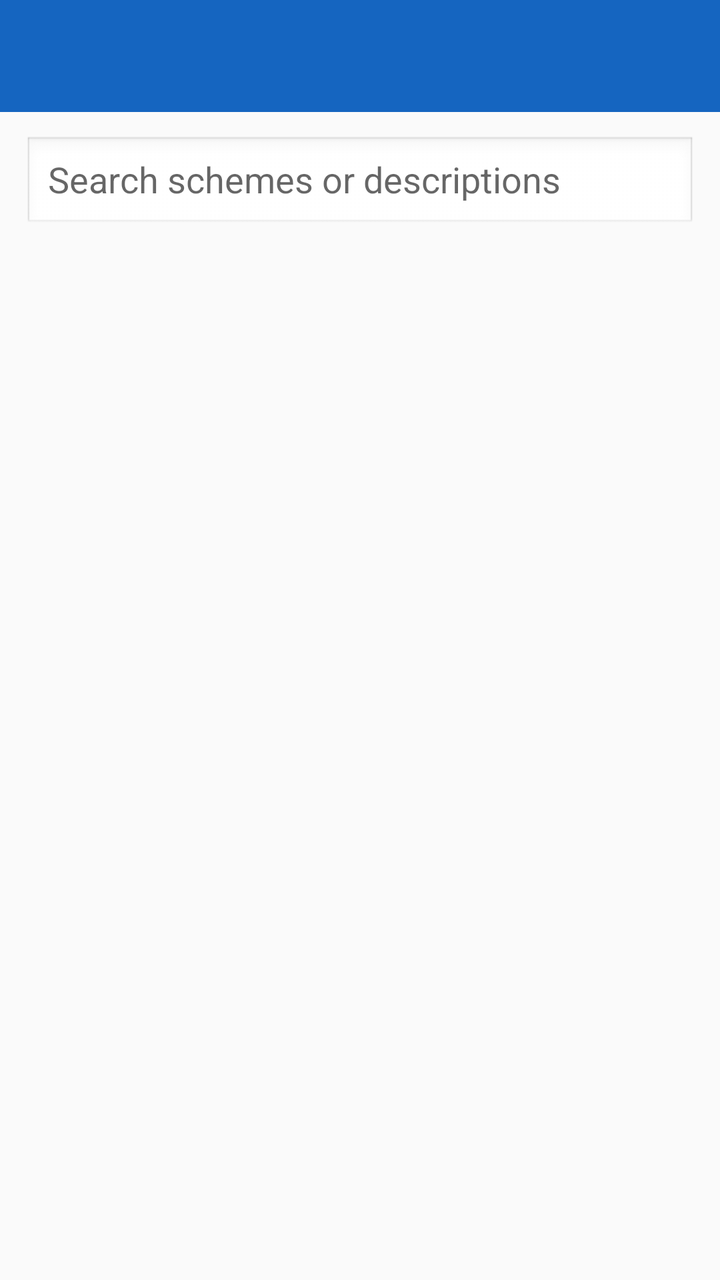
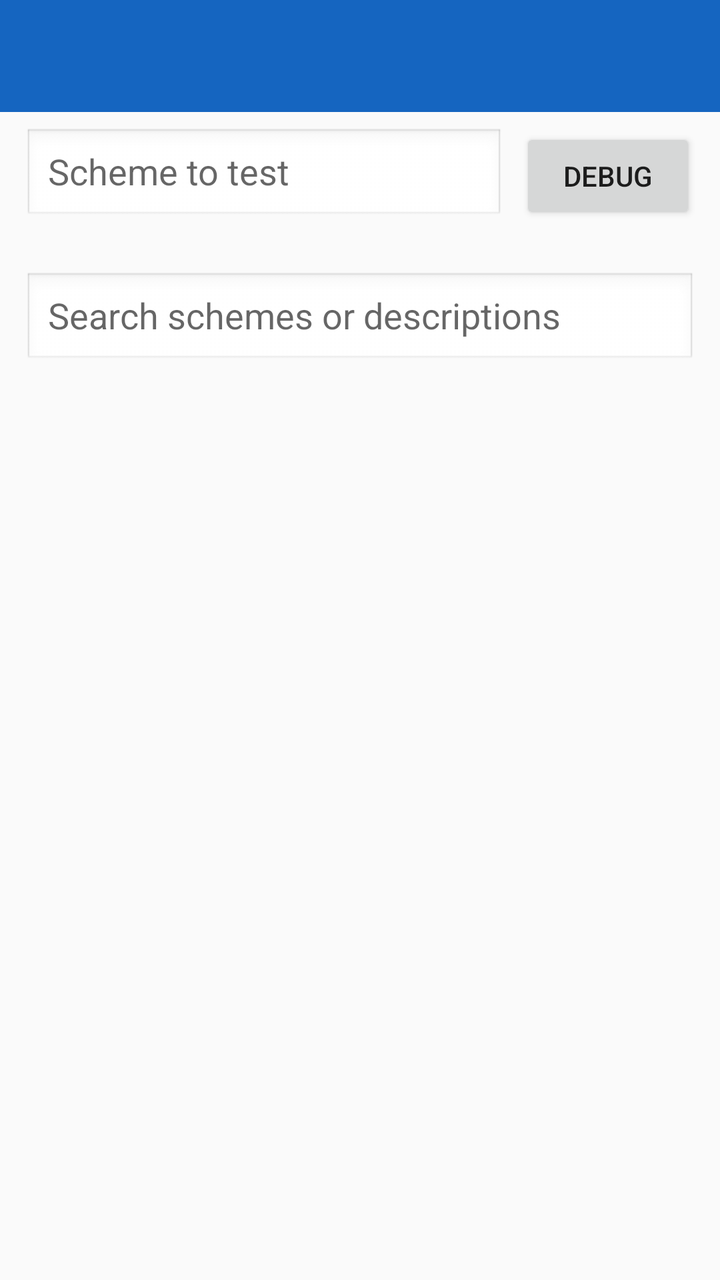

Screens rendered from an Android XML layout before and after an edit, with the pre-edit source and the edit as a unified diff.
<!-- AndroidManifest.xml: application theme Theme.SchemesInterceptor -->
<!-- res/layout/activity_settings.xml -->
<?xml version="1.0" encoding="utf-8"?>
<LinearLayout xmlns:android="http://schemas.android.com/apk/res/android"
    xmlns:app="http://schemas.android.com/apk/res-auto"
    android:layout_width="match_parent"
    android:layout_height="match_parent"
    android:orientation="vertical">

    <FrameLayout
        android:id="@+id/app_bar_container"
        android:layout_width="match_parent"
        android:layout_height="wrap_content"
        android:background="@color/primary">

        <androidx.appcompat.widget.Toolbar
            android:id="@+id/toolbar"
            android:layout_width="match_parent"
            android:layout_height="?attr/actionBarSize"
            android:background="?attr/colorPrimary"
            android:theme="@style/ThemeOverlay.AppCompat.Dark.ActionBar"
            app:popupTheme="@style/ThemeOverlay.AppCompat.Light" />
    </FrameLayout>

    <include layout="@layout/view_scheme_search" />

    <FrameLayout
        android:layout_width="match_parent"
        android:layout_height="0dp"
        android:layout_weight="1">

        <androidx.recyclerview.widget.RecyclerView
            android:id="@+id/scheme_list"
            android:layout_width="match_parent"
            android:layout_height="match_parent"
            android:clipToPadding="false"
            android:paddingVertical="4dp" />

        <TextView
            android:id="@+id/empty_view"
            android:layout_width="wrap_content"
            android:layout_height="wrap_content"
            android:layout_gravity="center"
            android:visibility="gone" />
    </FrameLayout>
</LinearLayout>
<!-- res/layout/view_scheme_search.xml (included above) -->
<?xml version="1.0" encoding="utf-8"?>
<FrameLayout xmlns:android="http://schemas.android.com/apk/res/android"
    android:layout_width="match_parent"
    android:layout_height="wrap_content"
    android:padding="12dp">

    <androidx.appcompat.widget.AppCompatEditText
        android:id="@+id/search_input"
        android:layout_width="match_parent"
        android:layout_height="48dp"
        android:background="@android:drawable/edit_text"
        android:hint="@string/search_hint"
        android:imeOptions="actionSearch"
        android:inputType="text"
        android:paddingHorizontal="12dp" />
</FrameLayout>
<!-- resources referenced by this layout -->
<resources>
  <color name="primary">#1565C0</color>
  <string name="search_hint">Search schemes or descriptions</string>
  <style name="Theme.SchemesInterceptor" parent="Theme.AppCompat.DayNight.NoActionBar">
          <item name="colorPrimary">@color/primary</item>
          <item name="colorPrimaryDark">@color/primary_dark</item>
          <item name="colorAccent">@color/accent</item>
          <item name="android:statusBarColor">@color/primary_dark</item>
          <item name="android:windowDrawsSystemBarBackgrounds">true</item>
          <item name="android:windowLightStatusBar" tools:targetApi="m">false</item>
      </style>
  <color name="primary_dark">#0D47A1</color>
  <color name="accent">#1565C0</color>
</resources>

<!-- the commit's change to res/layout/activity_settings.xml (unified diff, before → after) -->
@@ -20,6 +20,7 @@
             app:popupTheme="@style/ThemeOverlay.AppCompat.Light" />
     </FrameLayout>
 
+    <include layout="@layout/view_scheme_debug" />
     <include layout="@layout/view_scheme_search" />
 
     <FrameLayout
@@ -42,6 +43,37 @@
             android:visibility="gone" />
     </FrameLayout>
 </LinearLayout>
+<!-- res/layout/view_scheme_debug.xml (included above) -->
+<?xml version="1.0" encoding="utf-8"?>
+<LinearLayout xmlns:android="http://schemas.android.com/apk/res/android"
+    android:layout_width="match_parent"
+    android:layout_height="wrap_content"
+    android:gravity="center_vertical"
+    android:orientation="horizontal"
+    android:paddingStart="12dp"
+    android:paddingTop="8dp"
+    android:paddingEnd="12dp"
+    android:paddingBottom="12dp">
+
+    <androidx.appcompat.widget.AppCompatEditText
+        android:id="@+id/debug_scheme_input"
+        android:layout_width="0dp"
+        android:layout_height="48dp"
+        android:layout_weight="1"
+        android:background="@android:drawable/edit_text"
+        android:hint="@string/debug_scheme_hint"
+        android:imeOptions="actionGo"
+        android:inputType="textUri"
+        android:paddingHorizontal="12dp"
+        android:singleLine="true" />
+
+    <androidx.appcompat.widget.AppCompatButton
+        android:id="@+id/debug_scheme_button"
+        android:layout_width="wrap_content"
+        android:layout_height="wrap_content"
+        android:layout_marginStart="8dp"
+        android:text="@string/debug_scheme" />
+</LinearLayout>
 <!-- res/layout/view_scheme_search.xml (included above) -->
 <?xml version="1.0" encoding="utf-8"?>
 <FrameLayout xmlns:android="http://schemas.android.com/apk/res/android"
<!-- resource entries referenced after the edit -->
@@ -1,6 +1,8 @@
 <!-- resources referenced by this layout -->
 <resources>
   <color name="primary">#1565C0</color>
+  <string name="debug_scheme">Debug</string>
+  <string name="debug_scheme_hint">Scheme to test</string>
   <string name="search_hint">Search schemes or descriptions</string>
   <style name="Theme.SchemesInterceptor" parent="Theme.AppCompat.DayNight.NoActionBar">
           <item name="colorPrimary">@color/primary</item>
